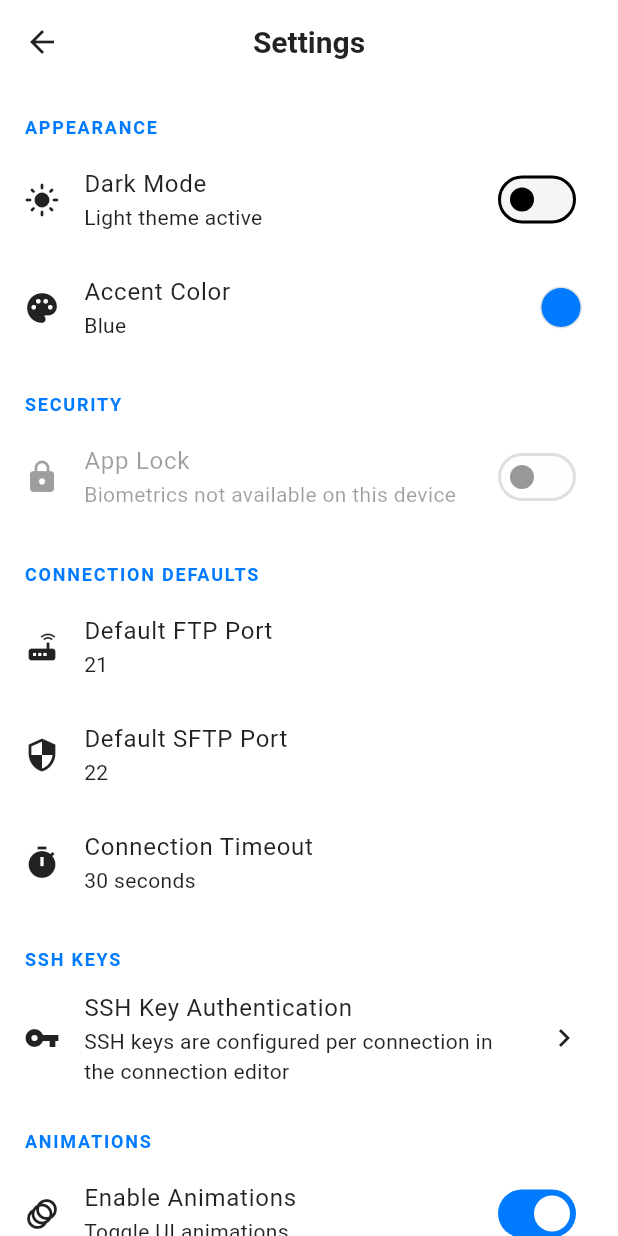
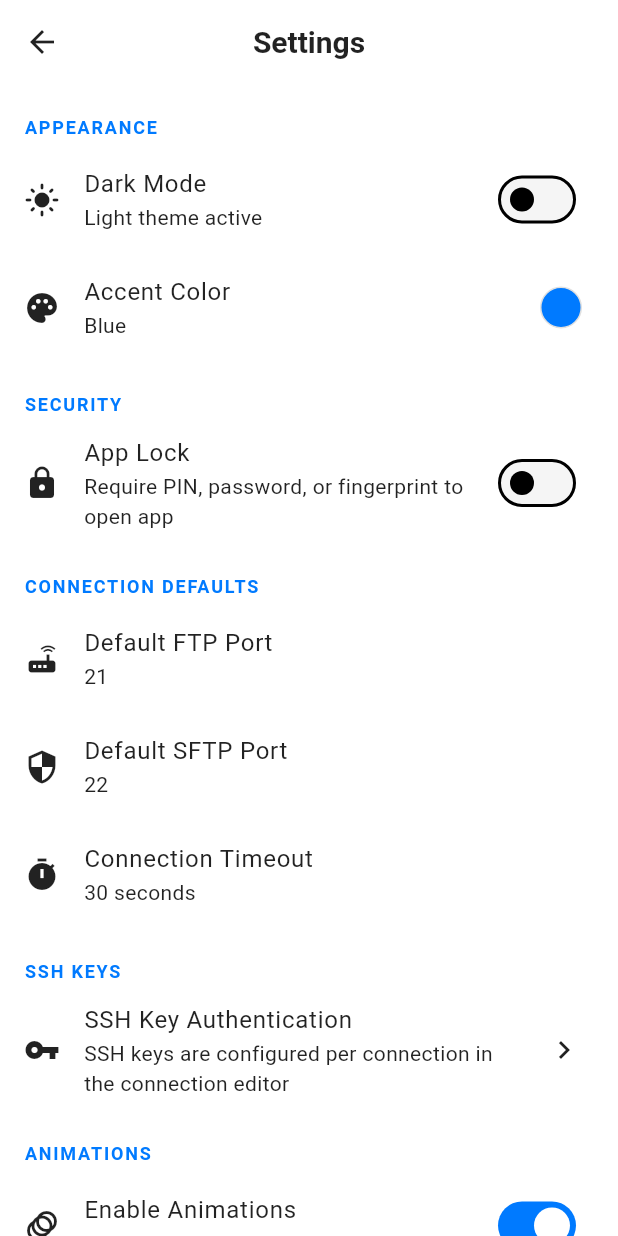
Before and after one commit to DeveloperAshish2310/Modern-FTP-Client, a Flutter app: the SettingsScreen screen opened directly, after a tap on "Dark Mode", on a phone screen of 412 x 824 dp. Run offline on Flutter 3.47's test engine with Material 3 defaults, Android fonts, the phone set to English and light mode, and no system bars; our stand-ins replace file_picker, flutter_local_notifications, local_auth, open_filex, permission_handler, shared_preferences and 1 more; missing offline and left inert: dartssh2, ftpconnect; accounts and stored records are empty.

Commit message:
Fix app lock toggle: always enabled, supports PIN/password/fingerprint

```diff
--- a/lib/ui/screens/settings_screen.dart
+++ b/lib/ui/screens/settings_screen.dart
@@ -15,7 +15,6 @@ class SettingsScreen extends StatefulWidget {
 class _SettingsScreenState extends State<SettingsScreen> {
   final LocalAuthentication _localAuth = LocalAuthentication();
   bool _appLockEnabled = false;
-  bool _biometricsAvailable = false;
   int _defaultFtpPort = AppConstants.ftpPort;
   int _defaultSftpPort = AppConstants.sftpPort;
   int _connectionTimeout = AppConstants.connectionTimeout;
@@ -30,14 +29,10 @@ class _SettingsScreenState extends State<SettingsScreen> {
 
   Future<void> _loadSettings() async {
     final prefs = await SharedPreferences.getInstance();
-    final canAuth =
-        await _localAuth.canCheckBiometrics ||
-        await _localAuth.isDeviceSupported();
 
     if (!mounted) return;
     setState(() {
       _appLockEnabled = prefs.getBool('app_lock') ?? false;
-      _biometricsAvailable = canAuth;
       _defaultFtpPort =
           prefs.getInt('default_ftp_port') ?? AppConstants.ftpPort;
       _defaultSftpPort =
@@ -99,32 +94,35 @@ class _SettingsScreenState extends State<SettingsScreen> {
           SwitchListTile(
             secondary: const Icon(Icons.lock),
             title: const Text('App Lock'),
-            subtitle: Text(
-              _biometricsAvailable
-                  ? 'Require biometrics to open app'
-                  : 'Biometrics not available on this device',
+            subtitle: const Text(
+              'Require PIN, password, or fingerprint to open app',
             ),
             value: _appLockEnabled,
-            onChanged: _biometricsAvailable
-                ? (val) async {
+            onChanged: (val) async {
               if (val) {
-                      // Verify biometrics first
+                // Verify auth works before enabling
                 try {
                   final authed = await _localAuth.authenticate(
                     localizedReason: 'Authenticate to enable App Lock',
-                          options: const AuthenticationOptions(
-                            biometricOnly: false,
-                          ),
+                    options: const AuthenticationOptions(biometricOnly: false),
                   );
                   if (!authed) return;
                 } catch (_) {
+                  if (!mounted) return;
+                  ScaffoldMessenger.of(context).showSnackBar(
+                    const SnackBar(
+                      content: Text(
+                        'Authentication not available on this device',
+                      ),
+                    ),
+                  );
                   return;
                 }
               }
+              if (!mounted) return;
               setState(() => _appLockEnabled = val);
               _savePref('app_lock', val);
-                  }
-                : null,
+            },
           ),
 
           // ============ CONNECTION DEFAULTS ============
```
Lines whose indentation alone changed are shown as unchanged.
